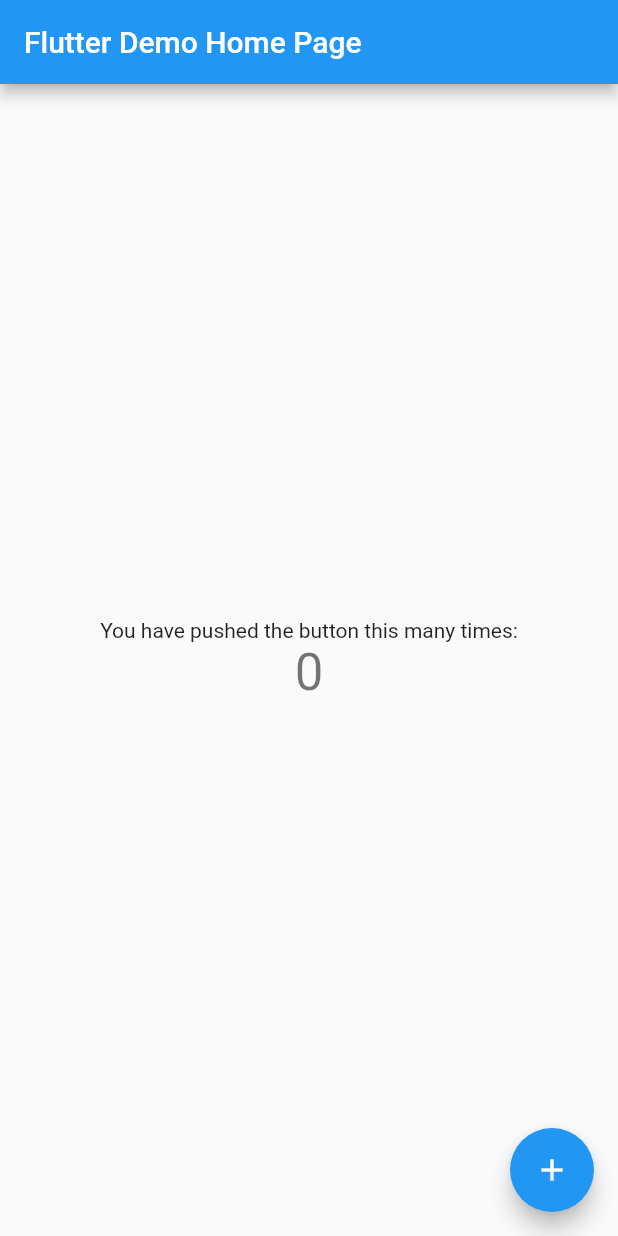
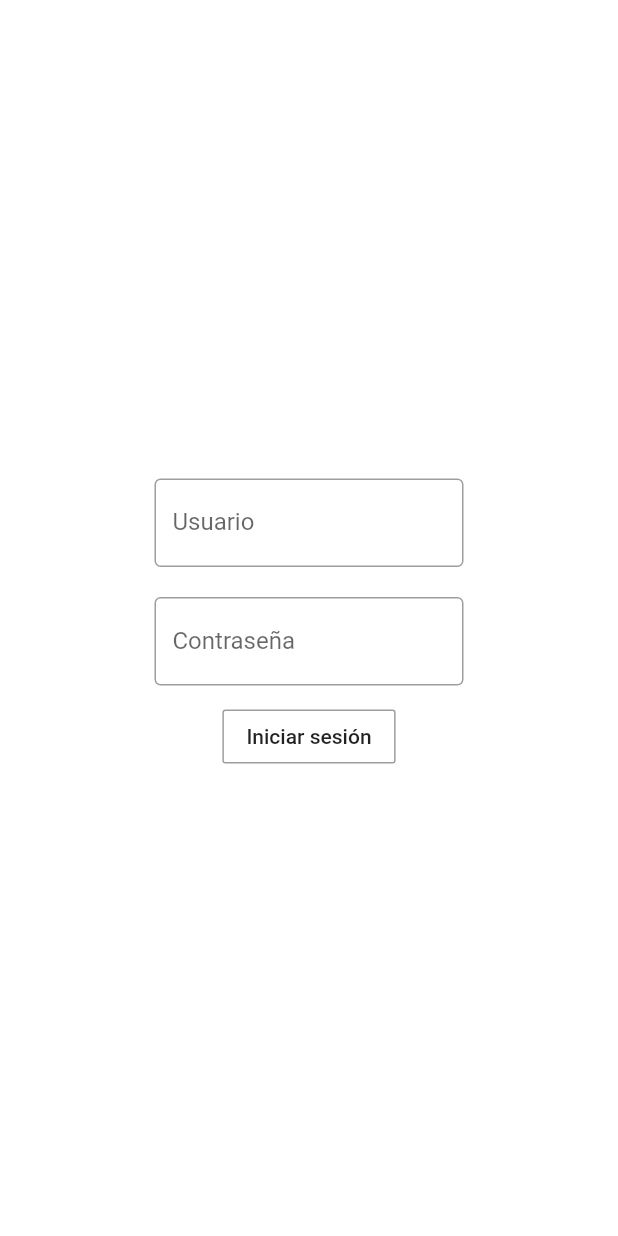
Before and after one commit to MonsterDKing/ExamenIAPeliculas, a Flutter app: the screen it shows after launch, on a phone screen of 412 x 824 dp. Run offline on Flutter 3.47's test engine with Material 2 defaults, Android fonts, the phone set to English and light mode, and no system bars; drawn by our look-alikes of flutter_form_builder; our stand-ins replace awesome_dialog, get_it, shared_preferences, sqflite; accounts and stored records are empty.

```diff
--- /dev/null
+++ b/lib/Screens/LoginView.dart
@@ -0,0 +1,123 @@
+import 'package:awesome_dialog/awesome_dialog.dart';
+import 'package:examenia/Screens/TapBarView.dart';
+import 'package:examenia/models/LoginModel.dart';
+import 'package:examenia/provider/LoginProvider.dart';
+import 'package:flutter/material.dart';
+import 'package:flutter_form_builder/flutter_form_builder.dart';
+import 'package:provider/provider.dart';
+
+class LoginView extends StatelessWidget {
+  final _formKey = GlobalKey<FormBuilderState>();
+
+  @override
+  Widget build(BuildContext context) {
+    final loginProvider = Provider.of<LoginProvider>(context);
+
+    return Scaffold(
+      body: Container(
+        width: double.infinity,
+        height: double.infinity,
+        color: Colors.white,
+        child: FormBuilder(
+          key: _formKey,
+          child: Column(
+            mainAxisAlignment: MainAxisAlignment.center,
+            crossAxisAlignment: CrossAxisAlignment.center,
+            children: [
+              _usernameField(context),
+              _passwordField(context),
+              _buttonSend(loginProvider, context)
+            ],
+          ),
+        ),
+      ),
+    );
+  }
+
+  Widget _usernameField(BuildContext context) {
+    final size = MediaQuery.of(context).size;
+    return Container(
+      margin: EdgeInsets.symmetric(vertical: 10),
+      width: size.width * 0.5,
+      child: FormBuilderTextField(
+        name: 'username',
+        decoration: InputDecoration(
+          border: OutlineInputBorder(),
+          labelText: 'Usuario',
+        ),
+        onChanged: (v) {},
+        validator: FormBuilderValidators.compose([
+          FormBuilderValidators.required(context,
+              errorText: "Este campo es requerido"),
+          FormBuilderValidators.email(context,
+              errorText: "Este campo es un correo electronico")
+        ]),
+        keyboardType: TextInputType.emailAddress,
+      ),
+    );
+  }
+
+  Widget _passwordField(BuildContext context) {
+    final size = MediaQuery.of(context).size;
+    return Container(
+      margin: EdgeInsets.symmetric(vertical: 10),
+      width: size.width * 0.5,
+      child: FormBuilderTextField(
+        name: 'password',
+        decoration: InputDecoration(
+          border: OutlineInputBorder(),
+          labelText: 'Contraseña',
+        ),
+        onChanged: (v) {},
+        // valueTransformer: (text) => num.tryParse(text),
+        validator: FormBuilderValidators.compose([
+          FormBuilderValidators.required(context,
+              errorText: "Este campo es requerido"),
+        ]),
+        keyboardType: TextInputType.text,
+      ),
+    );
+  }
+
+  Widget _buttonSend(LoginProvider loginProvider, BuildContext context) {
+    return OutlineButton(
+      borderSide: BorderSide(width: 1, color: Colors.grey),
+      color: Colors.grey,
+      onPressed: () async {
+        _formKey.currentState.save();
+        if (_formKey.currentState.validate()) {
+          var resp = await loginProvider.login(LoginModel(
+              _formKey.currentState.value["username"],
+              _formKey.currentState.value["password"]));
+
+          if (!resp) {
+            return AwesomeDialog(
+              context: context,
+              dialogType: DialogType.ERROR,
+              animType: AnimType.BOTTOMSLIDE,
+              title: 'Error',
+              desc: 'Usuario y/o contraseña incorrecta',
+              btnOkOnPress: () {},
+            )..show();
+          }
+          return AwesomeDialog(
+            context: context,
+            dialogType: DialogType.SUCCES,
+            animType: AnimType.BOTTOMSLIDE,
+            title: 'Bienvenido',
+            desc: 'Tus datos son correctos',
+            btnOkOnPress: () {
+              Navigator.pushReplacement(
+                context,
+                MaterialPageRoute(builder: (context) => TapBarView()),
+              );
+            },
+          )..show();
+        }
+      },
+      child: loginProvider.getLoading
+          ? CircularProgressIndicator()
+          : Text("Iniciar sesión"),
+    );
+  }
+}
--- /dev/null
+++ b/lib/config/AppConfig.dart
@@ -0,0 +1,3 @@
+class Appconfig {
+  static const loginUrl = "https://stage-api.cinepolis.com/v2/oauth/token";
+}
--- a/lib/main.dart
+++ b/lib/main.dart
@@ -1,117 +1,38 @@
+import 'package:examenia/Screens/TaPBarView.dart';
+import 'package:examenia/provider/LoginProvider.dart';
+import 'package:examenia/provider/TapBarProvider.dart';
+import 'package:examenia/services/locator.dart';
 import 'package:flutter/material.dart';
+import 'package:flutter/services.dart';
+import 'package:provider/provider.dart';
 
-void main() {
+import 'Screens/LoginView.dart';
+
+void main() async {
+  WidgetsFlutterBinding.ensureInitialized();
+  await setupLocator();
   runApp(MyApp());
 }
 
 class MyApp extends StatelessWidget {
-  // This widget is the root of your application.
   @override
   Widget build(BuildContext context) {
-    return MaterialApp(
-      title: 'Flutter Demo',
-      theme: ThemeData(
-        // This is the theme of your application.
-        //
-        // Try running your application with "flutter run". You'll see the
-        // application has a blue toolbar. Then, without quitting the app, try
-        // changing the primarySwatch below to Colors.green and then invoke
-        // "hot reload" (press "r" in the console where you ran "flutter run",
-        // or simply save your changes to "hot reload" in a Flutter IDE).
-        // Notice that the counter didn't reset back to zero; the application
-        // is not restarted.
-        primarySwatch: Colors.blue,
-        // This makes the visual density adapt to the platform that you run
-        // the app on. For desktop platforms, the controls will be smaller and
-        // closer together (more dense) than on mobile platforms.
-        visualDensity: VisualDensity.adaptivePlatformDensity,
-      ),
-      home: MyHomePage(title: 'Flutter Demo Home Page'),
+    SystemChrome.setPreferredOrientations(<DeviceOrientation>[
+      DeviceOrientation.portraitUp,
+    ]);
+    return MultiProvider(
+      providers: [
+        ChangeNotifierProvider(
+          create: (_) => new LoginProvider(),
+        ),
+        ChangeNotifierProvider(
+          create: (_) => new TapBarProvider(),
+        ),
+      ],
+      child: MaterialApp(
+          debugShowCheckedModeBanner: false,
+          title: 'Examen IA',
+          home: LoginView()),
     );
   }
 }
-
-class MyHomePage extends StatefulWidget {
-  MyHomePage({Key key, this.title}) : super(key: key);
-
-  // This widget is the home page of your application. It is stateful, meaning
-  // that it has a State object (defined below) that contains fields that affect
-  // how it looks.
-
-  // This class is the configuration for the state. It holds the values (in this
-  // case the title) provided by the parent (in this case the App widget) and
-  // used by the build method of the State. Fields in a Widget subclass are
-  // always marked "final".
-
-  final String title;
-
-  @override
-  _MyHomePageState createState() => _MyHomePageState();
-}
-
-class _MyHomePageState extends State<MyHomePage> {
-  int _counter = 0;
-
-  void _incrementCounter() {
-    setState(() {
-      // This call to setState tells the Flutter framework that something has
-      // changed in this State, which causes it to rerun the build method below
-      // so that the display can reflect the updated values. If we changed
-      // _counter without calling setState(), then the build method would not be
-      // called again, and so nothing would appear to happen.
-      _counter++;
-    });
-  }
-
-  @override
-  Widget build(BuildContext context) {
-    // This method is rerun every time setState is called, for instance as done
-    // by the _incrementCounter method above.
-    //
-    // The Flutter framework has been optimized to make rerunning build methods
-    // fast, so that you can just rebuild anything that needs updating rather
-    // than having to individually change instances of widgets.
-    return Scaffold(
-      appBar: AppBar(
-        // Here we take the value from the MyHomePage object that was created by
-        // the App.build method, and use it to set our appbar title.
-        title: Text(widget.title),
-      ),
-      body: Center(
-        // Center is a layout widget. It takes a single child and positions it
-        // in the middle of the parent.
-        child: Column(
-          // Column is also a layout widget. It takes a list of children and
-          // arranges them vertically. By default, it sizes itself to fit its
-          // children horizontally, and tries to be as tall as its parent.
-          //
-          // Invoke "debug painting" (press "p" in the console, choose the
-          // "Toggle Debug Paint" action from the Flutter Inspector in Android
-          // Studio, or the "Toggle Debug Paint" command in Visual Studio Code)
-          // to see the wireframe for each widget.
-          //
-          // Column has various properties to control how it sizes itself and
-          // how it positions its children. Here we use mainAxisAlignment to
-          // center the children vertically; the main axis here is the vertical
-          // axis because Columns are vertical (the cross axis would be
-          // horizontal).
-          mainAxisAlignment: MainAxisAlignment.center,
-          children: <Widget>[
-            Text(
-              'You have pushed the button this many times:',
-            ),
-            Text(
-              '$_counter',
-              style: Theme.of(context).textTheme.headline4,
-            ),
-          ],
-        ),
-      ),
-      floatingActionButton: FloatingActionButton(
-        onPressed: _incrementCounter,
-        tooltip: 'Increment',
-        child: Icon(Icons.add),
-      ), // This trailing comma makes auto-formatting nicer for build methods.
-    );
-  }
-}
--- /dev/null
+++ b/lib/models/LoginModel.dart
@@ -0,0 +1,9 @@
+class LoginModel {
+  String username;
+  String password;
+
+  LoginModel(username, password) {
+    this.username = username;
+    this.password = password;
+  }
+}
--- /dev/null
+++ b/lib/models/LoginResponseModel.dart
@@ -0,0 +1,60 @@
+// To parse this JSON data, do
+//
+//     final loginResponseModel = loginResponseModelFromJson(jsonString);
+
+import 'dart:convert';
+
+LoginResponseModel loginResponseModelFromJson(String str) =>
+    LoginResponseModel.fromJson(json.decode(str));
+
+String loginResponseModelToJson(LoginResponseModel data) =>
+    json.encode(data.toJson());
+
+class LoginResponseModel {
+  LoginResponseModel({
+    this.accessToken,
+    this.tokenType,
+    this.expiresIn,
+    this.refreshToken,
+    this.asClientId,
+    this.username,
+    this.countryCode,
+    this.issued,
+    this.expires,
+  });
+
+  String accessToken;
+  String tokenType;
+  int expiresIn;
+  String refreshToken;
+  String asClientId;
+  String username;
+  String countryCode;
+  String issued;
+  String expires;
+
+  factory LoginResponseModel.fromJson(Map<String, dynamic> json) =>
+      LoginResponseModel(
+        accessToken: json["access_token"],
+        tokenType: json["token_type"],
+        expiresIn: json["expires_in"],
+        refreshToken: json["refresh_token"],
+        asClientId: json["as:client_id"],
+        username: json["username"],
+        countryCode: json["country_code"],
+        issued: json[".issued"],
+        expires: json[".expires"],
+      );
+
+  Map<String, dynamic> toJson() => {
+        "access_token": accessToken,
+        "token_type": tokenType,
+        "expires_in": expiresIn,
+        "refresh_token": refreshToken,
+        "as:client_id": asClientId,
+        "username": username,
+        "country_code": countryCode,
+        ".issued": issued,
+        ".expires": expires,
+      };
+}
--- /dev/null
+++ b/lib/provider/LoginProvider.dart
@@ -0,0 +1,45 @@
+import 'package:examenia/models/LoginModel.dart';
+import 'package:examenia/models/LoginResponseModel.dart';
+import 'package:examenia/services/ApiService.dart';
+import 'package:examenia/services/localstorage.dart';
+import 'package:examenia/services/locator.dart';
+import 'package:flutter/material.dart';
+
+class LoginProvider with ChangeNotifier {
+  ApiService api = ApiService();
+
+  bool _loading = false;
+  bool _iscorrectlogin = false;
+  LoginResponseModel _loginData;
+
+  //Getter
+  get getLoading => _loading;
+  get getLoginData => _loginData;
+
+  //Setter
+  setLoading(bool valor) {
+    _loading = valor;
+    notifyListeners();
+  }
+
+  //Methods
+
+  Future<bool> login(LoginModel login) async {
+    if (!_loading) {
+      _loading = true;
+      var d = await api.login(login);
+      if (d == null) {
+        _loading = false;
+        return false;
+      }
+      _loginData = d;
+      _loading = false;
+      return true;
+    }
+  }
+
+  saveInLocalStorage(valor) {
+    final LocalStorageService localstorage = getIt<LocalStorageService>();
+    localstorage.setUserInfo(valor);
+  }
+}
--- /dev/null
+++ b/lib/provider/TapBarProvider.dart
@@ -0,0 +1,22 @@
+import 'package:examenia/models/LoginModel.dart';
+import 'package:flutter/material.dart';
+
+class TapBarProvider with ChangeNotifier {
+  int _tabIndex = 0;
+  // List<Widget> _listScreens;
+  List<String> _listTitle = ["Perfil", "Cartelera", "Complejo"];
+
+  //Getter
+  get getTabIndex => _tabIndex;
+  // get getListScreens => _listScreens;
+  get getListTitle => _listTitle;
+
+  //Setter
+  setTabIndex(int valor) {
+    this._tabIndex = valor;
+    notifyListeners();
+  }
+
+  //Methods
+
+}
--- /dev/null
+++ b/lib/services/locator.dart
@@ -0,0 +1,11 @@
+import 'package:get_it/get_it.dart';
+
+import 'localstorage.dart';
+
+final GetIt getIt = GetIt.instance;
+
+Future<void> setupLocator() async {
+  final LocalStorageService storage = await LocalStorageService.storageInstance;
+
+  getIt.registerSingleton<LocalStorageService>(storage);
+}
```
Also changed, not shown: lib/Screens/MovieDetailView.dart (added, +8 -0 lines), lib/Screens/TapBarView.dart (added, +57 -0 lines), lib/provider/db_provider.dart (added, +87 -0 lines), lib/services/ApiService.dart (added, +32 -0 lines), lib/services/localstorage.dart (added, +74 -0 lines), lib/ui/BillboardView.dart (added, +14 -0 lines), lib/ui/ComplexView.dart (added, +14 -0 lines), lib/ui/ProfileView.dart (added, +33 -0 lines), pubspec.yaml (+9 -0 lines), pubspec.lock, 4 other files.
